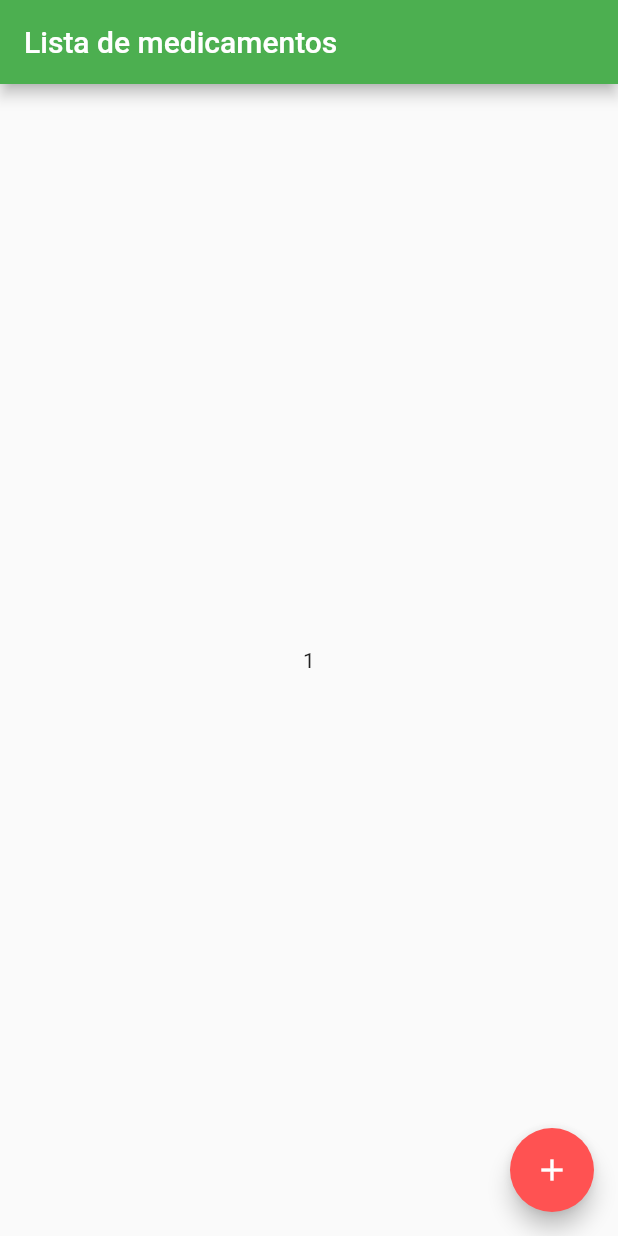
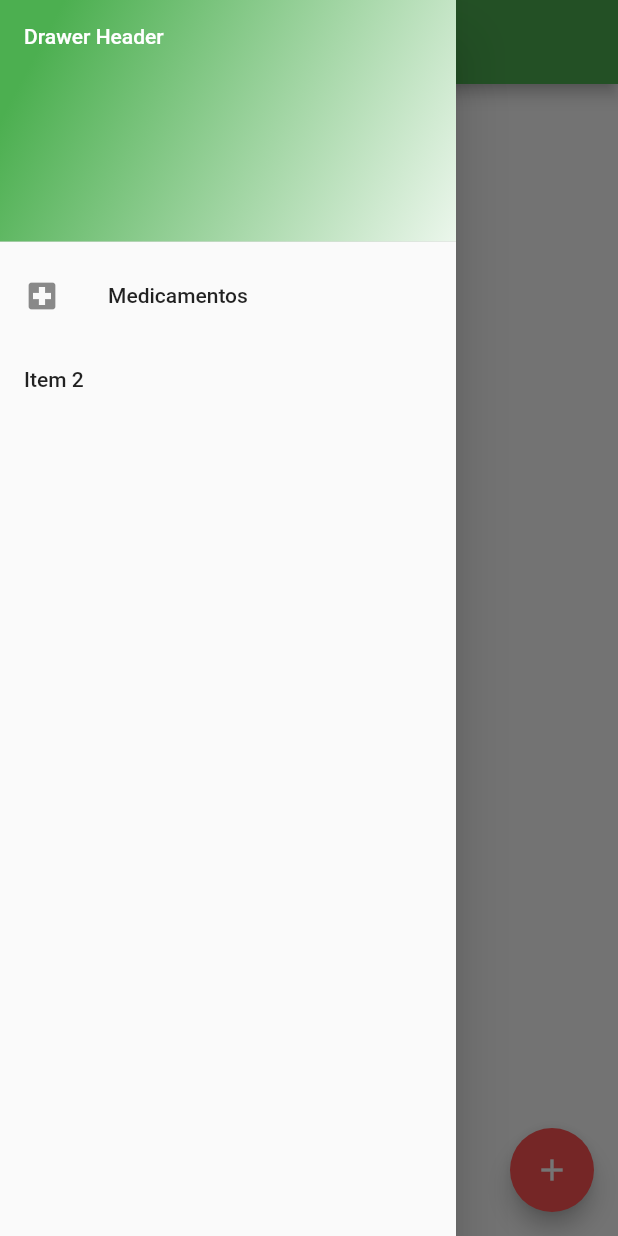
Before and after one commit to muniz95/farmacinha, a Flutter app: the screen it shows after launch, with the side drawer open (before the commit the screen has no drawer), on a phone screen of 412 x 824 dp. Run offline on Flutter 3.47's test engine with Material 2 defaults, Android fonts, the phone set to English and light mode, and no system bars; our stand-ins replace rxdart.

Commit message:
Screens of medicine list and form added

```diff
--- a/lib/app.dart
+++ b/lib/app.dart
@@ -1,6 +1,6 @@
 import 'package:farmacinha/bloc/provider.dart';
-import 'package:farmacinha/widgets/medicine_card.dart';
-import 'package:farmacinha/widgets/spinner.dart';
+import 'package:farmacinha/routes.dart';
+import 'package:farmacinha/screens/main_screen.dart';
 import 'package:flutter/material.dart';
 
 class FarmacinhaApp extends StatelessWidget {
@@ -8,54 +8,14 @@ class FarmacinhaApp extends StatelessWidget {
   Widget build(BuildContext context) {
     return Provider(
       child: MaterialApp(
+        routes: routes,
         title: 'Farmacinha',
         theme: new ThemeData(
           primarySwatch: Colors.green,
           accentColor: Colors.redAccent
         ),
-        home: new FarmacinhaPage(title: 'Lista de medicamentos'),
+        home: new MainPage(title: 'Lista de medicamentos'),
       )
     );
   }
 }
-
-class FarmacinhaPage extends StatelessWidget {
-  FarmacinhaPage({Key key, this.title}) : super(key: key);
-
-  final String title;
-
-  @override
-  Widget build(BuildContext context) {
-    final _bloc = Provider.of(context).medicinebloc;
-
-    // List<Task> _taskList;
-    return new Scaffold(
-      appBar: new AppBar(
-        title: new Text(title),
-      ),
-      body: Container(
-        margin: EdgeInsets.all(10.0),
-        child: StreamBuilder(
-          initialData: _bloc.fetchTotal(),
-          stream: _bloc.total,
-          builder: (BuildContext context, AsyncSnapshot snapshot) {
-            if (snapshot.hasData) {
-              int total = snapshot.data as int;
-              return MedicineCard(total, _bloc);
-            }
-            else {
-              return const Spinner();
-            }
-          }
-        ),
-      ),
-      floatingActionButton: new FloatingActionButton(
-        onPressed: () {
-          _bloc.increment();
-        },
-        tooltip: 'Incrementar',
-        child: new Icon(Icons.add),
-      ),
-    );
-  }
-}
--- /dev/null
+++ b/lib/models/medicine.dart
@@ -0,0 +1,6 @@
+class Medicine {
+  Medicine();
+
+  int id;
+  String name;
+}
--- /dev/null
+++ b/lib/routes.dart
@@ -0,0 +1,10 @@
+import 'package:farmacinha/screens/main_screen.dart';
+import 'package:farmacinha/screens/medicine_form.dart';
+import 'package:farmacinha/screens/medicine_list.dart';
+import 'package:flutter/material.dart';
+
+final routes = {
+  'medicine/list': (BuildContext ctx) => new MedicineListScreen(),
+  'medicine/form': (BuildContext ctx) => new MedicineFormScreen(),
+  'home': (BuildContext ctx) => new MainPage(),
+};
--- /dev/null
+++ b/lib/screens/main_screen.dart
@@ -0,0 +1,47 @@
+import 'package:farmacinha/bloc/provider.dart';
+import 'package:farmacinha/widgets/drawer.dart';
+import 'package:farmacinha/widgets/medicine_card.dart';
+import 'package:farmacinha/widgets/spinner.dart';
+import 'package:flutter/material.dart';
+
+class MainPage extends StatelessWidget {
+  MainPage({Key key, this.title}) : super(key: key);
+
+  final String title;
+
+  @override
+  Widget build(BuildContext context) {
+    final _bloc = Provider.of(context).medicinebloc;
+
+    // List<Task> _taskList;
+    return new Scaffold(
+      appBar: new AppBar(
+        title: new Text(title),
+      ),
+      drawer: const FarmacinhaDrawer(),
+      body: Container(
+        margin: EdgeInsets.all(10.0),
+        child: StreamBuilder(
+          initialData: _bloc.fetchTotal(),
+          stream: _bloc.total,
+          builder: (BuildContext context, AsyncSnapshot snapshot) {
+            if (snapshot.hasData) {
+              int total = snapshot.data as int;
+              return MedicineCard(total, _bloc);
+            }
+            else {
+              return const Spinner();
+            }
+          }
+        ),
+      ),
+      floatingActionButton: new FloatingActionButton(
+        onPressed: () {
+          _bloc.increment();
+        },
+        tooltip: 'Incrementar',
+        child: new Icon(Icons.add),
+      ),
+    );
+  }
+}
--- /dev/null
+++ b/lib/widgets/drawer.dart
@@ -0,0 +1,43 @@
+import 'package:flutter/material.dart';
+
+class FarmacinhaDrawer extends StatelessWidget {
+  const FarmacinhaDrawer();
+
+  @override
+  Widget build(BuildContext context) {
+    return Drawer(
+      child: ListView(
+        // Important: Remove any padding from the ListView.
+        padding: EdgeInsets.zero,
+        children: <Widget>[
+          DrawerHeader(
+            child: Text(
+              'Drawer Header',
+              style: TextStyle(
+                color: Colors.white,
+              ),
+            ),
+            decoration: BoxDecoration(
+              gradient: LinearGradient(
+                colors: [Colors.green, Colors.white],
+                end: Alignment(1, 2),
+              ),
+            ),
+          ),
+          ListTile(
+            leading: Icon(Icons.local_hospital),
+            title: Text('Medicamentos'),
+            onTap: () {
+              Navigator.of(context).pushNamed('medicine/list');
+            },
+          ),
+          ListTile(
+            title: Text('Item 2'),
+            onTap: () {},
+          ),
+        ],
+      ),
+    );
+  }
+
+}
```
Also changed, not shown: lib/bloc/medicine.dart (+14 -0 lines), lib/screens/medicine_form.dart (added, +10 -0 lines), lib/screens/medicine_list.dart (added, +30 -0 lines).
